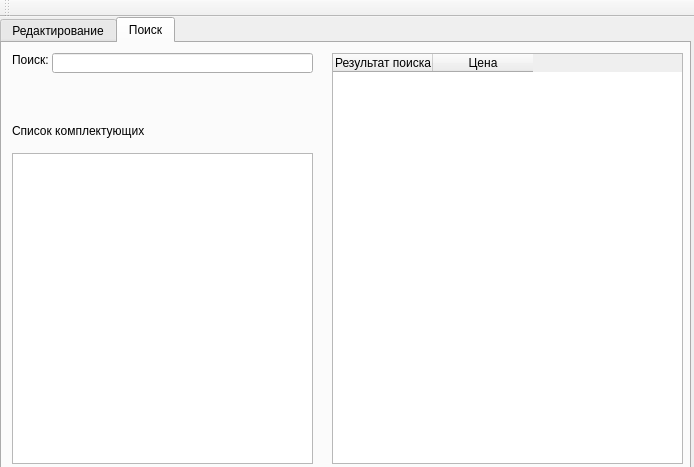
The window that components/components_src/mainwindow.ui (tom235/mdp-treeproject) describes before a commit, drawn with Qt 5.
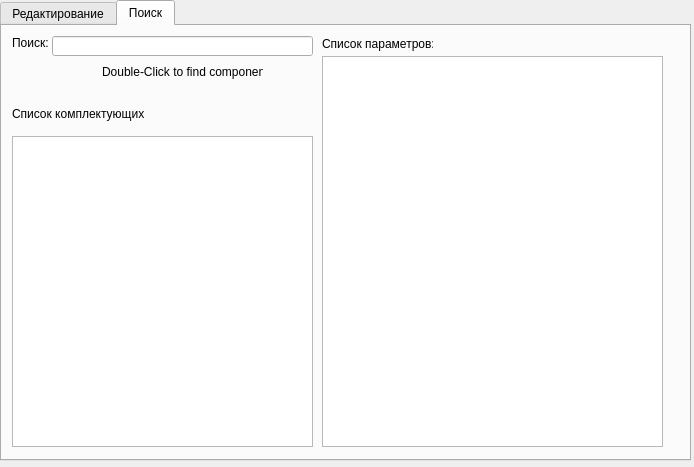
The same window after the commit. The open tabs and pages were chosen to show the change.

What changed in the file:
```diff
--- a/components/components_src/mainwindow.ui
+++ b/components/components_src/mainwindow.ui
@@ -153,42 +153,6 @@
         <string>Список параметров:</string>
        </property>
       </widget>
-      <widget class="QLabel" name="label_4">
-       <property name="geometry">
-        <rect>
-         <x>10</x>
-         <y>260</y>
-         <width>46</width>
-         <height>13</height>
-        </rect>
-       </property>
-       <property name="text">
-        <string>Цена:</string>
-       </property>
-      </widget>
-      <widget class="QLabel" name="label_5">
-       <property name="geometry">
-        <rect>
-         <x>10</x>
-         <y>290</y>
-         <width>46</width>
-         <height>13</height>
-        </rect>
-       </property>
-       <property name="text">
-        <string>Связь:</string>
-       </property>
-      </widget>
-      <widget class="QLineEdit" name="lineEdit_2">
-       <property name="geometry">
-        <rect>
-         <x>50</x>
-         <y>260</y>
-         <width>291</width>
-         <height>20</height>
-        </rect>
-       </property>
-      </widget>
       <widget class="QListView" name="listView_3">
        <property name="geometry">
         <rect>
@@ -264,37 +228,45 @@
        </rect>
       </property>
      </widget>
-     <widget class="QTableWidget" name="tableWidget">
+     <widget class="QLabel" name="label_4">
       <property name="geometry">
        <rect>
-        <x>330</x>
+        <x>100</x>
+        <y>30</y>
+        <width>161</width>
+        <height>31</height>
+       </rect>
+      </property>
+      <property name="text">
+       <string>Double-Click to find component</string>
+      </property>
+     </widget>
+     <widget class="QListView" name="listView_4">
+      <property name="geometry">
+       <rect>
+        <x>320</x>
+        <y>30</y>
+        <width>341</width>
+        <height>391</height>
+       </rect>
+      </property>
+     </widget>
+     <widget class="QLabel" name="label_5">
+      <property name="geometry">
+       <rect>
+        <x>320</x>
         <y>10</y>
-        <width>351</width>
-        <height>411</height>
+        <width>111</width>
+        <height>16</height>
        </rect>
       </property>
-      <column>
-       <property name="text">
-        <string>Результат поиска</string>
-       </property>
-      </column>
-      <column>
-       <property name="text">
-        <string>Цена</string>
-       </property>
-      </column>
+      <property name="text">
+       <string>Список параметров:</string>
+      </property>
      </widget>
     </widget>
    </widget>
   </widget>
-  <widget class="QToolBar" name="mainToolBar">
-   <attribute name="toolBarArea">
-    <enum>TopToolBarArea</enum>
-   </attribute>
-   <attribute name="toolBarBreak">
-    <bool>false</bool>
-   </attribute>
-  </widget>
  </widget>
  <layoutdefault spacing="6" margin="11"/>
  <resources/>
```
Left out of the diff: 2 changed lines with no effect on the pictures.
